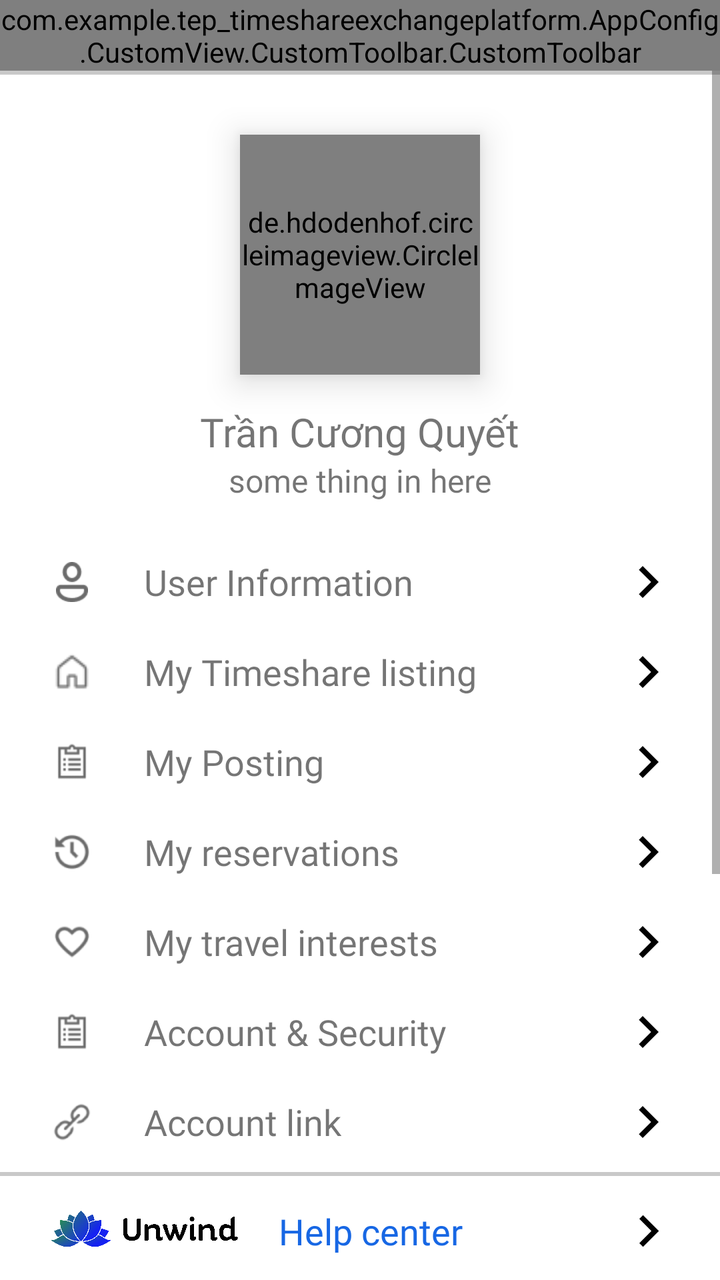
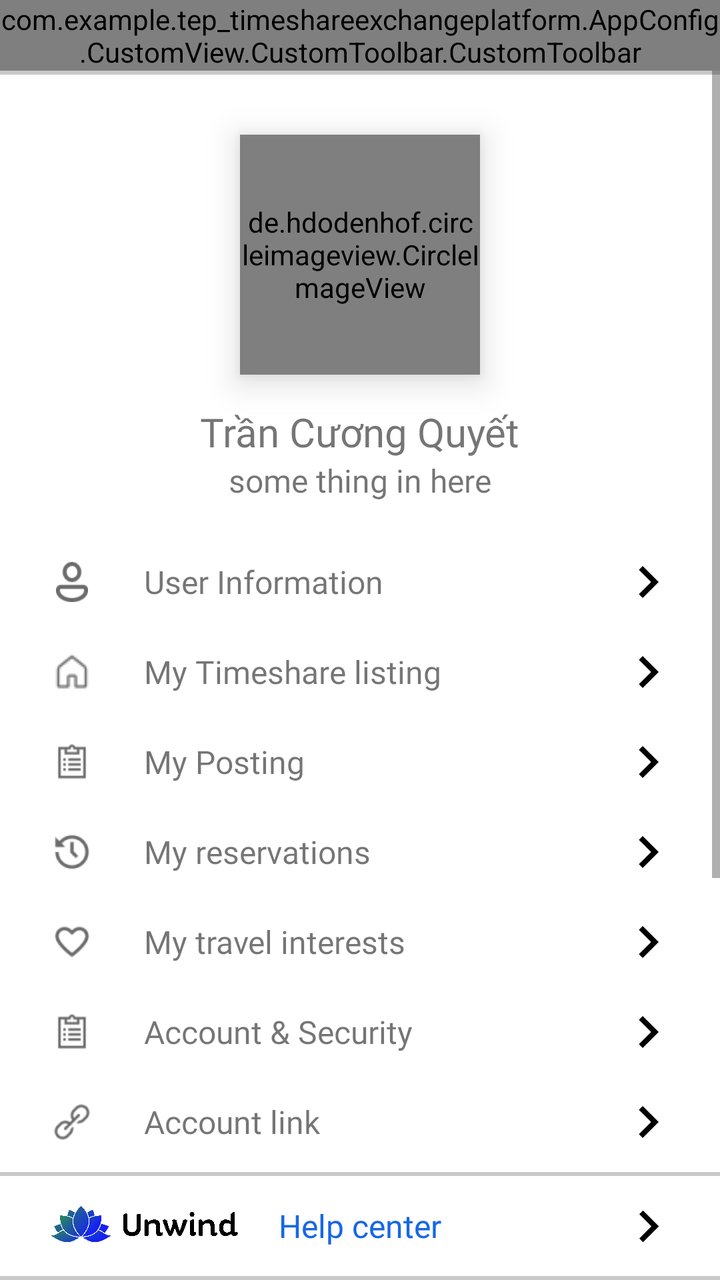

Before-and-after screenshots of an Android layout around one commit, followed by the original layout XML and the change that was made.
<!-- AndroidManifest.xml: application theme Base.Theme.TEPTimeshareExchangePlatform -->
<!-- res/layout/fragment_account.xml -->
<?xml version="1.0" encoding="utf-8"?>
<androidx.constraintlayout.widget.ConstraintLayout
    xmlns:android="http://schemas.android.com/apk/res/android"
    xmlns:app="http://schemas.android.com/apk/res-auto"
    xmlns:tools="http://schemas.android.com/tools"
    android:layout_width="match_parent"
    android:layout_height="match_parent"
    android:gravity="center"
    android:orientation="vertical"
    tools:context=".UI.Fragment.AccountFragment.AccountFragment">

    
    <com.example.tep_timeshareexchangeplatform.AppConfig.CustomView.CustomToolbar.CustomToolbar
        android:id="@+id/toolblarCustome"
        android:layout_width="match_parent"
        android:layout_height="wrap_content"
        android:background="@color/white"
        android:title="@string/profile_title"
        app:layout_constraintEnd_toEndOf="parent"
        app:layout_constraintHorizontal_bias="0.0"
        app:layout_constraintStart_toStartOf="parent"
        app:layout_constraintTop_toTopOf="parent"
        app:showEndIcon="false"
        app:showShadow="false"
        app:showStartIcon="false"
        app:showStartText="false" />

    <ScrollView
        android:layout_width="match_parent"
        android:layout_height="wrap_content"
        android:fillViewport="true"
        app:layout_constraintEnd_toEndOf="parent"
        app:layout_constraintStart_toStartOf="parent"
        app:layout_constraintTop_toBottomOf="@+id/toolblarCustome">

        <LinearLayout
            android:layout_width="match_parent"
            android:layout_height="wrap_content"
            android:gravity="center"
            android:background="@color/primary_background"
            android:orientation="vertical">

            

            
            <LinearLayout
                android:layout_width="match_parent"
                android:layout_height="wrap_content"
                android:layout_marginTop="2dp"
                android:background="@color/white"
                android:gravity="center"
                android:orientation="vertical">
                
                <de.hdodenhof.circleimageview.CircleImageView
                    android:id="@+id/iv_user_avt"
                    android:layout_width="120dp"
                    android:layout_height="120dp"
                    android:layout_marginTop="30dp"
                    android:src="@drawable/ic_user_default_avt"
                    android:translationZ="10dp"
                    app:layout_constraintBottom_toBottomOf="parent"
                    app:layout_constraintEnd_toEndOf="parent"
                    app:layout_constraintStart_toStartOf="parent"
                    app:layout_constraintTop_toTopOf="parent"
                    app:layout_constraintVertical_bias="0.151"
                    app:shapeAppearance="@style/ShapeAppearance.Material3.Corner.Full" />

                
                <TextView
                    android:id="@+id/tv_user_name"
                    android:layout_width="wrap_content"
                    android:layout_height="wrap_content"
                    android:layout_marginTop="15dp"
                    android:fontFamily="@font/inter_extrabold"
                    android:text="Trần Cương Quyết"
                    android:textSize="20dp" />

                <TextView
                    android:layout_width="wrap_content"
                    android:layout_height="wrap_content"
                    android:fontFamily="@font/inter_light"
                    android:text="some thing in here"
                    android:textSize="16dp" />

                
                <LinearLayout
                    android:layout_width="match_parent"
                    android:layout_height="wrap_content"
                    android:layout_marginTop="20dp"
                    android:orientation="vertical"
                    android:paddingStart="20dp"
                    android:paddingEnd="20dp">

                    
                    <LinearLayout
                        android:layout_width="match_parent"
                        android:layout_height="40dp"
                        android:layout_marginBottom="5dp"
                        android:orientation="horizontal"
                        android:weightSum="10">

                        <ImageView
                            android:layout_width="0dp"
                            android:layout_height="20dp"
                            android:layout_gravity="left|center"
                            android:layout_weight="1"
                            android:src="@drawable/ic_profile_person" />

                        <TextView
                            android:layout_width="0dp"
                            android:layout_height="wrap_content"
                            android:layout_gravity="left|center"
                            android:layout_weight="8"
                            android:fontFamily="@font/inter_semibold"
                            android:paddingStart="20dp"
                            android:text="@string/my_profile"
                            android:textSize="18dp" />

                        <ImageView
                            android:layout_width="0dp"
                            android:layout_height="match_parent"
                            android:layout_gravity="left|center"
                            android:layout_weight="1"
                            android:src="@drawable/baseline_navigate_next_24_black" />


                    </LinearLayout>

                    
                    <LinearLayout
                        android:layout_width="match_parent"
                        android:layout_height="40dp"
                        android:orientation="horizontal"
                        android:layout_marginBottom="5dp"
                        android:weightSum="10">

                        <ImageView
                            android:layout_width="0dp"
                            android:layout_height="20dp"
                            android:layout_gravity="left|center"
                            android:layout_weight="1"
                            android:src="@drawable/ic_profile_home" />

                        <TextView
                            android:layout_width="0dp"
                            android:layout_height="wrap_content"
                            android:layout_gravity="left|center"
                            android:layout_weight="8"
                            android:fontFamily="@font/inter_semibold"
                            android:paddingStart="20dp"
                            android:text="@string/my_timeshare"
                            android:textSize="18dp" />

                        <ImageView
                            android:layout_width="0dp"
                            android:layout_height="match_parent"
                            android:layout_gravity="left|center"
                            android:layout_weight="1"
                            android:src="@drawable/baseline_navigate_next_24_black" />

                    </LinearLayout>

                    
                    <LinearLayout
                        android:layout_width="match_parent"
                        android:layout_height="40dp"
                        android:layout_marginBottom="5dp"
                        android:orientation="horizontal"
                        android:weightSum="10">

                        <ImageView
                            android:layout_width="0dp"
                            android:layout_height="20dp"
                            android:layout_gravity="left|center"
                            android:layout_weight="1"
                            android:src="@drawable/ic_profile_my_posting" />

                        <TextView
                            android:layout_width="0dp"
                            android:layout_height="wrap_content"
                            android:layout_gravity="left|center"
                            android:layout_weight="8"
                            android:fontFamily="@font/inter_semibold"
                            android:paddingStart="20dp"
                            android:text="@string/my_posting"
                            android:textSize="18dp" />

                        <ImageView
                            android:layout_width="0dp"
                            android:layout_height="match_parent"
                            android:layout_gravity="left|center"
                            android:layout_weight="1"
                            android:src="@drawable/baseline_navigate_next_24_black" />


                    </LinearLayout>

                    
                    <LinearLayout
                        android:layout_width="match_parent"
                        android:layout_height="40dp"
                        android:layout_marginBottom="5dp"
                        android:orientation="horizontal"
                        android:weightSum="10">

                        <ImageView
                            android:layout_width="0dp"
                            android:layout_height="20dp"
                            android:layout_gravity="left|center"
                            android:layout_weight="1"
                            android:src="@drawable/ic_profile_my_order" />

                        <TextView
                            android:layout_width="0dp"
                            android:layout_height="wrap_content"
                            android:layout_gravity="left|center"
                            android:layout_weight="8"
                            android:fontFamily="@font/inter_semibold"
                            android:paddingStart="20dp"
                            android:text="@string/my_order"
                            android:textSize="18dp" />

                        <ImageView
                            android:layout_width="0dp"
                            android:layout_height="match_parent"
                            android:layout_gravity="left|center"
                            android:layout_weight="1"
                            android:src="@drawable/baseline_navigate_next_24_black" />


                    </LinearLayout>

                    
                    <LinearLayout
                        android:layout_width="match_parent"
                        android:layout_height="40dp"
                        android:layout_marginBottom="5dp"
                        android:orientation="horizontal"
                        android:weightSum="10">

                        <ImageView
                            android:layout_width="0dp"
                            android:layout_height="20dp"
                            android:layout_gravity="left|center"
                            android:layout_weight="1"
                            android:src="@drawable/ic_my_favourite" />

                        <TextView
                            android:layout_width="0dp"
                            android:layout_height="wrap_content"
                            android:layout_gravity="left|center"
                            android:layout_weight="8"
                            android:fontFamily="@font/inter_semibold"
                            android:paddingStart="20dp"
                            android:text="@string/my_favorite"
                            android:textSize="18dp" />

                        <ImageView
                            android:layout_width="0dp"
                            android:layout_height="match_parent"
                            android:layout_gravity="left|center"
                            android:layout_weight="1"
                            android:src="@drawable/baseline_navigate_next_24_black" />


                    </LinearLayout>

                    
                    <LinearLayout
                        android:layout_width="match_parent"
                        android:layout_height="40dp"
                        android:layout_marginBottom="5dp"
                        android:orientation="horizontal"
                        android:weightSum="10">

                        <ImageView
                            android:layout_width="0dp"
                            android:layout_height="20dp"
                            android:layout_gravity="left|center"
                            android:layout_weight="1"
                            android:src="@drawable/ic_profile_my_posting" />

                        <TextView
                            android:layout_width="0dp"
                            android:layout_height="wrap_content"
                            android:layout_gravity="left|center"
                            android:layout_weight="8"
                            android:fontFamily="@font/inter_semibold"
                            android:paddingStart="20dp"
                            android:text="@string/my_account_security"
                            android:textSize="18dp" />

                        <ImageView
                            android:layout_width="0dp"
                            android:layout_height="match_parent"
                            android:layout_gravity="left|center"
                            android:layout_weight="1"
                            android:src="@drawable/baseline_navigate_next_24_black" />


                    </LinearLayout>

                    
                    <LinearLayout
                        android:layout_width="match_parent"
                        android:layout_height="40dp"
                        android:layout_marginBottom="5dp"
                        android:orientation="horizontal"
                        android:weightSum="10">

                        <ImageView
                            android:layout_width="0dp"
                            android:layout_height="20dp"
                            android:layout_gravity="left|center"
                            android:layout_weight="1"
                            android:src="@drawable/ic_profile_link_account" />

                        <TextView
                            android:layout_width="0dp"
                            android:layout_height="wrap_content"
                            android:layout_gravity="left|center"
                            android:layout_weight="8"
                            android:fontFamily="@font/inter_semibold"
                            android:paddingStart="20dp"
                            android:text="@string/my_account_link"
                            android:textSize="18dp" />

                        <ImageView
                            android:layout_width="0dp"
                            android:layout_height="match_parent"
                            android:layout_gravity="left|center"
                            android:layout_weight="1"
                            android:src="@drawable/baseline_navigate_next_24_black" />


                    </LinearLayout>


                </LinearLayout>
            </LinearLayout>

            <LinearLayout
                android:layout_width="match_parent"
                android:layout_height="55dp"
                android:background="@color/white"
                android:paddingStart="20dp"
                android:paddingEnd="20dp"
                android:gravity="center"
                android:layout_marginTop="2dp">


                
                <LinearLayout
                    android:layout_width="match_parent"
                    android:layout_height="match_parent"
                    android:orientation="horizontal"
                    android:weightSum="10">

                    <ImageView
                        android:layout_width="0dp"
                        android:layout_height="50dp"
                        android:layout_weight="3"
                        android:layout_marginStart="5dp"
                        android:layout_gravity="left|center"
                        android:src="@drawable/logo_unwind_horizontal"/>

                    <TextView
                        android:layout_width="0dp"
                        android:layout_height="wrap_content"
                        android:paddingStart="20dp"
                        android:layout_gravity="left|center"
                        android:text="@string/help_center"
                        android:layout_weight="6"
                        android:textColor="@color/blue_btn_search"
                        android:fontFamily="@font/inter_extrabold"
                        android:textSize="18dp"
                        />

                    <ImageView
                        android:layout_width="0dp"
                        android:layout_height="match_parent"
                        android:layout_weight="1"
                        android:layout_gravity="left|center"
                        android:src="@drawable/baseline_navigate_next_24_black"/>




                </LinearLayout>

            </LinearLayout>

            
            <LinearLayout
                android:layout_marginTop="2dp"
                android:background="@color/white"
                android:layout_width="match_parent"
                android:paddingStart="20dp"
                android:paddingEnd="20dp"
                android:paddingTop="10dp"
                android:orientation="vertical"
                android:layout_height="wrap_content">

                
                <LinearLayout
                    android:layout_width="match_parent"
                    android:layout_height="40dp"
                    android:layout_marginBottom="5dp"
                    android:orientation="horizontal"
                    android:weightSum="10">

                    <ImageView
                        android:layout_width="0dp"
                        android:layout_height="20dp"
                        android:layout_weight="1"
                        android:layout_gravity="left|center"
                        android:src="@drawable/ic_info"/>

                    <TextView
                        android:layout_width="0dp"
                        android:layout_height="wrap_content"
                        android:layout_weight="8"
                        android:paddingStart="20dp"
                        android:layout_gravity="left|center"
                        android:text="@string/version"
                        android:fontFamily="@font/inter_semibold"
                        android:textSize="18dp"
                        />

                    <ImageView
                        android:layout_width="0dp"
                        android:layout_height="match_parent"
                        android:layout_weight="1"
                        android:layout_gravity="left|center"
                        android:src="@drawable/baseline_navigate_next_24_black"/>




                </LinearLayout>

                
                <LinearLayout
                    android:layout_width="match_parent"
                    android:layout_height="40dp"
                    android:layout_marginBottom="5dp"
                    android:orientation="horizontal"
                    android:weightSum="10">

                    <ImageView
                        android:layout_width="0dp"
                        android:layout_height="20dp"
                        android:layout_weight="1"
                        android:layout_gravity="left|center"
                        android:src="@drawable/ic_info"/>

                    <TextView
                        android:layout_width="0dp"
                        android:layout_height="wrap_content"
                        android:layout_weight="8"
                        android:paddingStart="20dp"
                        android:layout_gravity="left|center"
                        android:text="@string/term_policy"
                        android:fontFamily="@font/inter_semibold"
                        android:textSize="18dp"
                        />

                    <ImageView
                        android:layout_width="0dp"
                        android:layout_height="match_parent"
                        android:layout_weight="1"
                        android:layout_gravity="left|center"
                        android:src="@drawable/baseline_navigate_next_24_black"/>




                </LinearLayout>

                
                <LinearLayout
                    android:layout_width="match_parent"
                    android:layout_height="40dp"
                    android:layout_marginBottom="5dp"
                    android:orientation="horizontal"
                    android:weightSum="10">

                    <ImageView
                        android:layout_width="0dp"
                        android:layout_height="20dp"
                        android:layout_weight="1"
                        android:layout_gravity="left|center"
                        android:src="@drawable/ic_privacy_polices"/>

                    <TextView
                        android:layout_width="0dp"
                        android:layout_height="wrap_content"
                        android:layout_weight="8"
                        android:paddingStart="20dp"
                        android:layout_gravity="left|center"
                        android:text="@string/privacy_policy"
                        android:fontFamily="@font/inter_semibold"
                        android:textSize="18dp"
                        />
                    <ImageView
                        android:layout_width="0dp"
                        android:layout_height="match_parent"
                        android:layout_weight="1"
                        android:layout_gravity="left|center"
                        android:src="@drawable/baseline_navigate_next_24_black"/>




                </LinearLayout>

                
                <LinearLayout
                    android:id="@+id/ll_setting_lang"
                    android:layout_width="match_parent"
                    android:layout_height="40dp"
                    android:layout_marginBottom="5dp"
                    android:orientation="horizontal"
                    android:weightSum="10">

                    <ImageView
                        android:layout_width="0dp"
                        android:layout_height="20dp"
                        android:layout_weight="1"
                        android:layout_gravity="left|center"
                        android:src="@drawable/ic_lang_setting"/>

                    <TextView
                        android:layout_width="0dp"
                        android:layout_height="wrap_content"
                        android:layout_weight="8"
                        android:paddingStart="20dp"
                        android:layout_gravity="left|center"
                        android:text="@string/setting"
                        android:fontFamily="@font/inter_semibold"
                        android:textSize="18dp"
                        />
                    <ImageView
                        android:layout_width="0dp"
                        android:layout_height="match_parent"
                        android:layout_weight="1"
                        android:layout_gravity="left|center"
                        android:src="@drawable/baseline_navigate_next_24_black"/>

                </LinearLayout>

                <androidx.appcompat.widget.AppCompatButton
                    android:id="@+id/btn_logout"
                    android:background="@drawable/ripple_effect_white"
                    android:layout_marginTop="20dp"
                    android:layout_width="match_parent"
                    android:text="@string/btn_logout"
                    android:fontFamily="@font/inter_bold"
                    android:textColor="@color/primary_background"
                    android:layout_height="50dp"
                    android:layout_marginBottom="150dp"
                    />



            </LinearLayout>



        </LinearLayout>
    </ScrollView>
</androidx.constraintlayout.widget.ConstraintLayout>
<!-- resources referenced by this layout -->
<resources>
  <color name="blue_btn_search">#1767E4</color>
  <color name="primary_background">#C9C9C9</color>
  <color name="white">#FFFFFFFF</color>
  <!-- drawable baseline_navigate_next_24_black (drawable) -->
  <vector xmlns:android="http://schemas.android.com/apk/res/android" android:autoMirrored="true" android:height="24dp" android:tint="#000000" android:viewportHeight="24" android:viewportWidth="24" android:width="24dp">
        
      <path android:fillColor="@android:color/white" android:pathData="M10,6L8.59,7.41 13.17,12l-4.58,4.59L10,18l6,-6z"/>
      
  </vector>
  <!-- drawable ic_info: png bitmap (drawable, 1802 bytes) -->
  <!-- drawable ic_lang_setting: png bitmap (drawable, 6897 bytes) -->
  <!-- drawable ic_my_favourite: png bitmap (drawable, 1635 bytes) -->
  <!-- drawable ic_privacy_polices: png bitmap (drawable, 1222 bytes) -->
  <!-- drawable ic_profile_home: png bitmap (drawable, 571 bytes) -->
  <!-- drawable ic_profile_link_account: png bitmap (drawable, 1643 bytes) -->
  <!-- drawable ic_profile_my_order: png bitmap (drawable, 1701 bytes) -->
  <!-- drawable ic_profile_my_posting: png bitmap (drawable, 1147 bytes) -->
  <!-- drawable ic_profile_person: png bitmap (drawable, 948 bytes) -->
  <!-- drawable ic_user_default_avt: png bitmap (drawable, 53196 bytes) -->
  <!-- drawable logo_unwind_horizontal: png bitmap (drawable, 294970 bytes) -->
  <!-- drawable ripple_effect_white (drawable) -->
  <?xml version="1.0" encoding="utf-8"?>
  <ripple xmlns:android="http://schemas.android.com/apk/res/android"
      android:color="?android:attr/colorControlHighlight">
      <item>
          <shape android:shape="rectangle">
              <corners android:radius="17dp"></corners>
              <solid android:color="@color/gray_light_background"></solid>
          </shape>
      </item>
  </ripple>
  <string name="btn_logout">Logout</string>
  <string name="help_center">Help center</string>
  <string name="my_account_link">Account link</string>
  <string name="my_account_security">Account &amp; Security</string>
  <string name="my_favorite">My travel interests</string>
  <string name="my_order">My reservations</string>
  <string name="my_posting">My Posting</string>
  <string name="my_profile">User Information</string>
  <string name="my_timeshare">My Timeshare listing</string>
  <string name="privacy_policy">Privacy Policies</string>
  <string name="profile_title">User Information</string>
  <string name="setting">Setting language</string>
  <string name="term_policy">Term &amp; Policies</string>
  <string name="version">Application version </string>
  <style name="Base.Theme.TEPTimeshareExchangePlatform" parent="Theme.MaterialComponents.DayNight.NoActionBar">
          <item name="android:statusBarColor">@color/white</item>
          <item name="android:windowLightStatusBar">true</item> 
      </style>
  <color name="gray_light_background">#EDF2F6</color>
</resources>

<!-- the commit's change to res/layout/fragment_account.xml (unified diff, before → after) -->
@@ -114,7 +114,7 @@
                             android:fontFamily="@font/inter_semibold"
                             android:paddingStart="20dp"
                             android:text="@string/my_profile"
-                            android:textSize="18dp" />
+                            android:textSize="16dp" />
 
                         <ImageView
                             android:layout_width="0dp"
@@ -149,7 +149,7 @@
                             android:fontFamily="@font/inter_semibold"
                             android:paddingStart="20dp"
                             android:text="@string/my_timeshare"
-                            android:textSize="18dp" />
+                            android:textSize="16dp" />
 
                         <ImageView
                             android:layout_width="0dp"
@@ -183,7 +183,7 @@
                             android:fontFamily="@font/inter_semibold"
                             android:paddingStart="20dp"
                             android:text="@string/my_posting"
-                            android:textSize="18dp" />
+                            android:textSize="16dp" />
 
                         <ImageView
                             android:layout_width="0dp"
@@ -218,7 +218,7 @@
                             android:fontFamily="@font/inter_semibold"
                             android:paddingStart="20dp"
                             android:text="@string/my_order"
-                            android:textSize="18dp" />
+                            android:textSize="16dp" />
 
                         <ImageView
                             android:layout_width="0dp"
@@ -253,7 +253,7 @@
                             android:fontFamily="@font/inter_semibold"
                             android:paddingStart="20dp"
                             android:text="@string/my_favorite"
-                            android:textSize="18dp" />
+                            android:textSize="16dp" />
 
                         <ImageView
                             android:layout_width="0dp"
@@ -288,7 +288,7 @@
                             android:fontFamily="@font/inter_semibold"
                             android:paddingStart="20dp"
                             android:text="@string/my_account_security"
-                            android:textSize="18dp" />
+                            android:textSize="16dp" />
 
                         <ImageView
                             android:layout_width="0dp"
@@ -323,7 +323,7 @@
                             android:fontFamily="@font/inter_semibold"
                             android:paddingStart="20dp"
                             android:text="@string/my_account_link"
-                            android:textSize="18dp" />
+                            android:textSize="16dp" />
 
                         <ImageView
                             android:layout_width="0dp"
@@ -341,7 +341,7 @@
 
             <LinearLayout
                 android:layout_width="match_parent"
-                android:layout_height="55dp"
+                android:layout_height="50dp"
                 android:background="@color/white"
                 android:paddingStart="20dp"
                 android:paddingEnd="20dp"
@@ -373,7 +373,7 @@
                         android:layout_weight="6"
                         android:textColor="@color/blue_btn_search"
                         android:fontFamily="@font/inter_extrabold"
-                        android:textSize="18dp"
+                        android:textSize="16dp"
                         />
 
                     <ImageView
@@ -424,7 +424,7 @@
                         android:layout_gravity="left|center"
                         android:text="@string/version"
                         android:fontFamily="@font/inter_semibold"
-                        android:textSize="18dp"
+                        android:textSize="16dp"
                         />
 
                     <ImageView
@@ -462,7 +462,7 @@
                         android:layout_gravity="left|center"
                         android:text="@string/term_policy"
                         android:fontFamily="@font/inter_semibold"
-                        android:textSize="18dp"
+                        android:textSize="16dp"
                         />
 
                     <ImageView
@@ -500,7 +500,7 @@
                         android:layout_gravity="left|center"
                         android:text="@string/privacy_policy"
                         android:fontFamily="@font/inter_semibold"
-                        android:textSize="18dp"
+                        android:textSize="16dp"
                         />
                     <ImageView
                         android:layout_width="0dp"
@@ -538,7 +538,7 @@
                         android:layout_gravity="left|center"
                         android:text="@string/setting"
                         android:fontFamily="@font/inter_semibold"
-                        android:textSize="18dp"
+                        android:textSize="16dp"
                         />
                     <ImageView
                         android:layout_width="0dp"
@@ -555,6 +555,7 @@
                     android:layout_marginTop="20dp"
                     android:layout_width="match_parent"
                     android:text="@string/btn_logout"
+                    android:textSize="20dp"
                     android:fontFamily="@font/inter_bold"
                     android:textColor="@color/primary_background"
                     android:layout_height="50dp"
